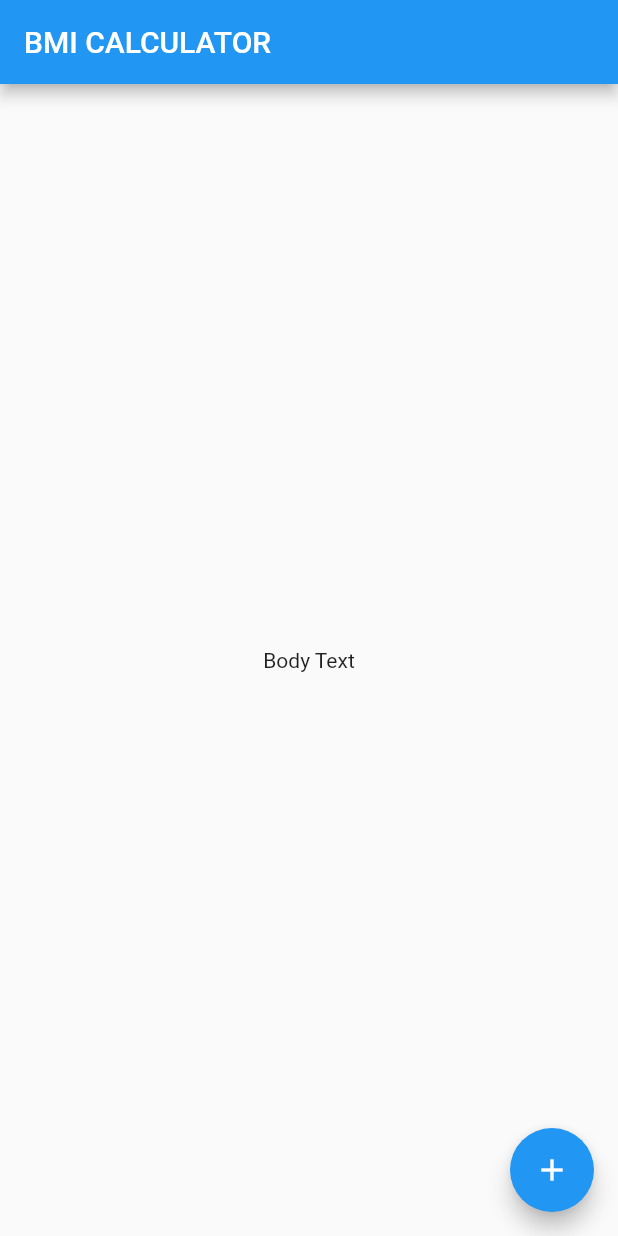
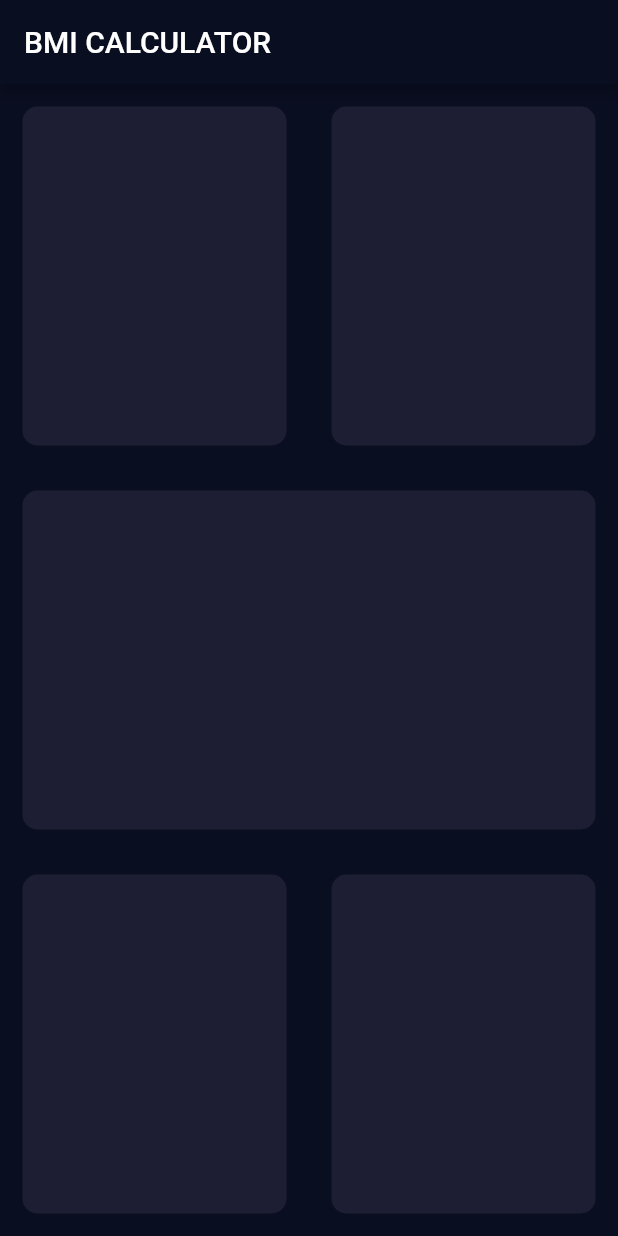
Before and after one commit to NandanSatheesh/flutter-flare, a Flutter app: the screen it shows after launch, on a phone screen of 412 x 824 dp. Run offline on Flutter 3.47's test engine with Material 2 defaults, Android fonts, the light colour scheme and no system bars; our stand-ins replace audioplayers.

Commit message:
Base Layout Done

```diff
--- /dev/null
+++ b/bmi_calculator/lib/input_page.dart
@@ -0,0 +1,72 @@
+import 'package:flutter/material.dart';
+
+class InputPage extends StatefulWidget {
+  @override
+  _InputPageState createState() => _InputPageState();
+}
+
+class _InputPageState extends State<InputPage> {
+  @override
+  Widget build(BuildContext context) {
+    return Scaffold(
+        appBar: AppBar(
+          title: Text('BMI CALCULATOR'),
+        ),
+        body: Column(
+          children: <Widget>[
+            Expanded(
+              child: Row(
+                children: <Widget>[
+                  Expanded(
+                    child: Container(
+                      margin: EdgeInsets.all(15),
+                      decoration: BoxDecoration(
+                          color: Color(0xFF1D1E33),
+                          borderRadius: BorderRadius.circular(10.0)),
+                    ),
+                  ),
+                  Expanded(
+                    child: Container(
+                      margin: EdgeInsets.all(15),
+                      decoration: BoxDecoration(
+                          color: Color(0xFF1D1E33),
+                          borderRadius: BorderRadius.circular(10.0)),
+                    ),
+                  ),
+                ],
+              ),
+            ),
+            Expanded(
+              child: Container(
+                margin: EdgeInsets.all(15),
+                decoration: BoxDecoration(
+                    color: Color(0xFF1D1E33),
+                    borderRadius: BorderRadius.circular(10.0)),
+              ),
+            ),
+            Expanded(
+              child: Row(
+                children: <Widget>[
+                  Expanded(
+                    child: Container(
+                      margin: EdgeInsets.all(15),
+                      decoration: BoxDecoration(
+                          color: Color(0xFF1D1E33),
+                          borderRadius: BorderRadius.circular(10.0)),
+                    ),
+                  ),
+                  Expanded(
+                    child: Container(
+                      margin: EdgeInsets.all(15),
+                      decoration: BoxDecoration(
+                          color: Color(0xFF1D1E33),
+                          borderRadius: BorderRadius.circular(10.0)),
+                    ),
+                  ),
+                ],
+              ),
+            )
+          ],
+        ));
+  }
+}
--- a/bmi_calculator/lib/main.dart
+++ b/bmi_calculator/lib/main.dart
@@ -1,4 +1,6 @@
 import 'package:flutter/material.dart';
+
+import 'input_page.dart';
 
 void main() => runApp(BMICalculator());
 
@@ -6,29 +8,11 @@ class BMICalculator extends StatelessWidget {
   @override
   Widget build(BuildContext context) {
     return MaterialApp(
+      theme: ThemeData.dark().copyWith(
+        primaryColor: Color(0xFF0A0E21),
+        scaffoldBackgroundColor: Color(0xFF0A0E21),
+      ),
       home: InputPage(),
     );
   }
 }
-
-class InputPage extends StatefulWidget {
-  @override
-  _InputPageState createState() => _InputPageState();
-}
-
-class _InputPageState extends State<InputPage> {
-  @override
-  Widget build(BuildContext context) {
-    return Scaffold(
-      appBar: AppBar(
-        title: Text('BMI CALCULATOR'),
-      ),
-      body: Center(
-        child: Text('Body Text'),
-      ),
-      floatingActionButton: FloatingActionButton(
-        child: Icon(Icons.add),
-      ),
-    );
-  }
-}
```
